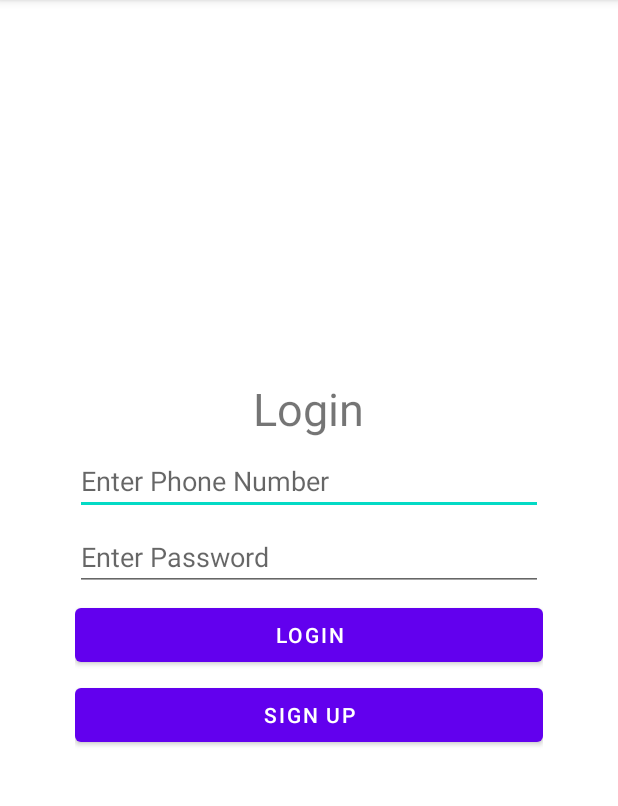
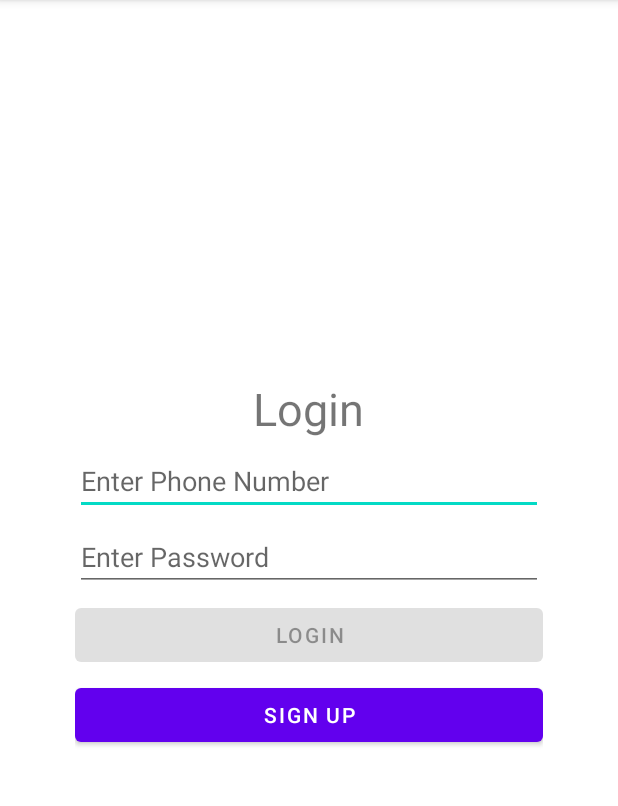
Before and after one commit to ArslanRasheed60/ChatApp-mobile, an Android app: the screen it shows after launch (LoginActivity), on a phone screen of 412 x 824 dp, the part 84-890 px from its top. Run offline under Robolectric (Android 15) with nearby library versions, the phone set to English and light mode, and no system bars; our stand-ins replace Firebase (no records; nobody signed in at launch, a user with empty details on screens opened directly).

Commit message:
Add validation at login/signup along with progress bar

```diff
--- a/app/src/main/java/com/example/chatapp/login/LoginActivity.java
+++ b/app/src/main/java/com/example/chatapp/login/LoginActivity.java
@@ -1,20 +1,28 @@
 package com.example.chatapp.login;
 
+import static android.graphics.Color.RED;
 import static com.example.chatapp.Globals.*;
 
 import androidx.annotation.NonNull;
 import androidx.appcompat.app.AppCompatActivity;
 
+import android.annotation.SuppressLint;
 import android.content.Intent;
+import android.content.res.ColorStateList;
 import android.os.Bundle;
+import android.text.Editable;
+import android.text.TextWatcher;
 import android.util.Log;
 import android.view.InputDevice;
 import android.view.View;
 import android.widget.Button;
 import android.widget.EditText;
+import android.widget.ProgressBar;
+import android.widget.TextView;
 import android.widget.Toast;
 
 import com.example.chatapp.ConversationMainActivityLists;
+import com.example.chatapp.Globals;
 import com.example.chatapp.R;
 import com.example.chatapp.signUp.SignUpActivity;
 import com.google.android.gms.tasks.OnCompleteListener;
@@ -26,8 +34,13 @@ import com.google.firebase.auth.FirebaseUser;
 public class LoginActivity extends AppCompatActivity {
 
     EditText loginPhoneNumber, loginPassword;
+    TextView popUpLoginNumber, popUpLoginPassword;
+    ProgressBar progressBar;
     Button loginVerify, signUp;
     FirebaseAuth firebaseAuth;
+    boolean isPhoneNumberSatisfyFormat = false;
+    boolean isPasswordSatisfyFormat = false;
+    @SuppressLint("MissingInflatedId")
     @Override
     protected void onCreate(Bundle savedInstanceState) {
         super.onCreate(savedInstanceState);
@@ -37,48 +50,20 @@ public class LoginActivity extends AppCompatActivity {
         loginPassword = findViewById(R.id.loginPassword);
         loginVerify = findViewById(R.id.loginVerify);
         signUp = findViewById(R.id.signUp);
+        popUpLoginNumber = findViewById(R.id.popUpLoginNumber);
+        popUpLoginPassword = findViewById(R.id.popUpLoginPassword);
+        progressBar = findViewById(R.id.Login_progress);
+
         firebaseAuth = FirebaseAuth.getInstance();
 
-        signUp.setOnClickListener(new View.OnClickListener() {
-            @Override
-            public void onClick(View view) {
-                Intent intent = new Intent(LoginActivity.this, SignUpActivity.class);
-                startActivity(intent);
-                finish();
-            }
-        });
+        //verify phone number and password on text change
+        verifyNumberOnTextChange();
+        verifyPasswordOnTextChange();
 
-        loginVerify.setOnClickListener(new View.OnClickListener() {
-            @Override
-            public void onClick(View view) {
-                String phoneNumber = loginPhoneNumber.getText().toString().trim();
-                String password = loginPassword.getText().toString().trim();
-                if(phoneNumber.equals("") || password.equals("")){
-                    Toast.makeText(LoginActivity.this, "Field is Empty", Toast.LENGTH_SHORT).show();
-                }else{
-                    firebaseAuth.signInWithEmailAndPassword(phoneNumber + Email_Extension, password)
-                            .addOnCompleteListener(new OnCompleteListener<AuthResult>() {
-                                @Override
-                                public void onComplete(@NonNull Task<AuthResult> task) {
-                                    if (task.isSuccessful()) {
-                                        // Sign in success, update UI with the signed-in user's information
-//                                        FirebaseUser user = firebaseAuth.getCurrentUser();
-
-                                        //switch to main activity
-                                        Intent intent = new Intent(LoginActivity.this, ConversationMainActivityLists.class);
-                                        startActivity(intent);
-                                        finish();
-
-                                    } else {
-                                        // If sign in fails, display a message to the user.
-                                        Toast.makeText(LoginActivity.this, "Authentication failed.",
-                                                Toast.LENGTH_SHORT).show();
-                                    }
-                                }
-                            });
-                }
-            }
-        });
+        //login user to main activity
+        loginUser();
+        //start sign up activity
+        switchActivityOnSignUp();
 
     }
 
@@ -94,4 +79,122 @@ public class LoginActivity extends AppCompatActivity {
             finish();
         }
     }
+
+    private void verifyNumberOnTextChange(){
+        this.loginPhoneNumber.addTextChangedListener(new TextWatcher() {
+            @Override
+            public void beforeTextChanged(CharSequence charSequence, int i, int i1, int i2) {
+
+            }
+
+            @Override
+            public void onTextChanged(CharSequence charSequence, int i, int i1, int i2) {
+                popUpLoginNumber.setVisibility(View.VISIBLE);
+                ColorStateList colorStateList;
+                if(Globals.verifyPhoneNumber(charSequence.toString().trim())){
+                    popUpLoginNumber.setText("Format Verified. ");
+                    int greenColor = getResources().getColor(R.color.ForestGreen,null);
+                    colorStateList = ColorStateList.valueOf(greenColor);
+                    isPhoneNumberSatisfyFormat = true;
+                    if(isPasswordSatisfyFormat){
+                        loginVerify.setEnabled(true);
+                    }
+                }else{
+                    popUpLoginNumber.setText("Starts with 0, Should contain 11 letters");
+                    colorStateList = ColorStateList.valueOf(RED);
+                    loginVerify.setEnabled(false);
+                    isPhoneNumberSatisfyFormat = false;
+                }
+                popUpLoginNumber.setBackgroundTintList(colorStateList);
+            }
+
+            @Override
+            public void afterTextChanged(Editable editable) {
+
+            }
+        });
+    }
+
+    private void verifyPasswordOnTextChange(){
+        loginPassword.addTextChangedListener(new TextWatcher() {
+            @Override
+            public void beforeTextChanged(CharSequence charSequence, int i, int i1, int i2) {
+
+            }
+
+            @Override
+            public void onTextChanged(CharSequence charSequence, int i, int i1, int i2) {
+                popUpLoginPassword.setVisibility(View.VISIBLE);
+                ColorStateList colorStateList;
+                if(charSequence.toString().trim().length() > 5){
+                    popUpLoginPassword.setText("Format Verified. ");
+                    int greenColor = getResources().getColor(R.color.ForestGreen,null);
+                    colorStateList = ColorStateList.valueOf(greenColor);
+                    isPasswordSatisfyFormat = true;
+                    if(isPhoneNumberSatisfyFormat){
+                        loginVerify.setEnabled(true);
+                    }
+                }else{
+                    popUpLoginPassword.setText("Min 6 letters");
+                    colorStateList = ColorStateList.valueOf(RED);
+                    loginVerify.setEnabled(false);
+                    isPasswordSatisfyFormat = false;
+                }
+                popUpLoginPassword.setBackgroundTintList(colorStateList);
+            }
+
+            @Override
+            public void afterTextChanged(Editable editable) {
+
+            }
+        });
+    }
+
+    private void loginUser(){
+        loginVerify.setOnClickListener(new View.OnClickListener() {
+            @Override
+            public void onClick(View view) {
+                progressBar.setVisibility(View.VISIBLE);
+                String phoneNumber = loginPhoneNumber.getText().toString().trim();
+                String password = loginPassword.getText().toString().trim();
+                if(phoneNumber.equals("") || password.equals("")){
+                    Toast.makeText(LoginActivity.this, "Field is Empty", Toast.LENGTH_SHORT).show();
+                    progressBar.setVisibility(View.GONE);
+                }else{
+                    firebaseAuth.signInWithEmailAndPassword(phoneNumber + Email_Extension, password)
+                            .addOnCompleteListener(new OnCompleteListener<AuthResult>() {
+                                @Override
+                                public void onComplete(@NonNull Task<AuthResult> task) {
+                                    if (task.isSuccessful()) {
+                                        // Sign in success, update UI with the signed-in user's information
+//                                        FirebaseUser user = firebaseAuth.getCurrentUser();
+
+                                        //switch to main activity
+                                        Intent intent = new Intent(LoginActivity.this, ConversationMainActivityLists.class);
+                                        progressBar.setVisibility(View.GONE);
+                                        startActivity(intent);
+                                        finish();
+
+                                    } else {
+                                        // If sign in fails, display a message to the user.
+                                        Toast.makeText(LoginActivity.this, "Authentication failed.",
+                                                Toast.LENGTH_SHORT).show();
+                                        progressBar.setVisibility(View.GONE);
+                                    }
+                                }
+                            });
+                }
+            }
+        });
+    }
+    private void switchActivityOnSignUp(){
+        signUp.setOnClickListener(new View.OnClickListener() {
+            @Override
+            public void onClick(View view) {
+                Intent intent = new Intent(LoginActivity.this, SignUpActivity.class);
+                startActivity(intent);
+                finish();
+            }
+        });
+    }
 }
--- a/app/src/main/res/layout/activity_login2.xml
+++ b/app/src/main/res/layout/activity_login2.xml
@@ -18,13 +18,35 @@
 
         />
 
+    <TextView
+        android:id="@+id/popUpLoginNumber"
+        android:layout_width="match_parent"
+        android:layout_height="wrap_content"
+        android:layout_marginBottom="5dp"
+        android:background="@drawable/rounded_background"
+        android:backgroundTint="@color/Red"
+        android:visibility="gone"
+        android:textColor="@color/white"
+        android:paddingHorizontal="10dp"
+        />
     <EditText
         android:id="@+id/loginPhoneNumber"
         android:layout_width="match_parent"
         android:layout_height="wrap_content"
         android:hint="Enter Phone Number"
         android:layout_marginBottom="5dp"
-
+        android:inputType="number"
+        />
+    <TextView
+        android:id="@+id/popUpLoginPassword"
+        android:layout_width="match_parent"
+        android:layout_height="wrap_content"
+        android:layout_marginBottom="5dp"
+        android:background="@drawable/rounded_background"
+        android:backgroundTint="@color/Red"
+        android:visibility="gone"
+        android:textColor="@color/white"
+        android:paddingHorizontal="10dp"
         />
     <EditText
         android:id="@+id/loginPassword"
@@ -41,7 +63,7 @@
         android:layout_height="wrap_content"
         android:text="Login"
         android:layout_marginBottom="5dp"
-
+        android:enabled="false"
         />
     <Button
         android:id="@+id/signUp"
@@ -50,5 +72,12 @@
         android:text="Sign up"
         android:layout_marginBottom="15dp"
         />
+    <ProgressBar
+        android:id="@+id/Login_progress"
+        android:layout_width="wrap_content"
+        android:layout_height="wrap_content"
+        android:layout_marginTop="16dp"
+        android:visibility="gone"
+        />
 
 </LinearLayout>
--- a/app/src/main/res/layout/activity_sign_up.xml
+++ b/app/src/main/res/layout/activity_sign_up.xml
@@ -40,6 +40,7 @@
         android:layout_height="wrap_content"
         android:hint="Enter Phone Number"
         android:layout_marginBottom="5dp"
+        android:inputType="number"
         />
     <TextView
         android:id="@+id/popUpSignUpPassword"
```
